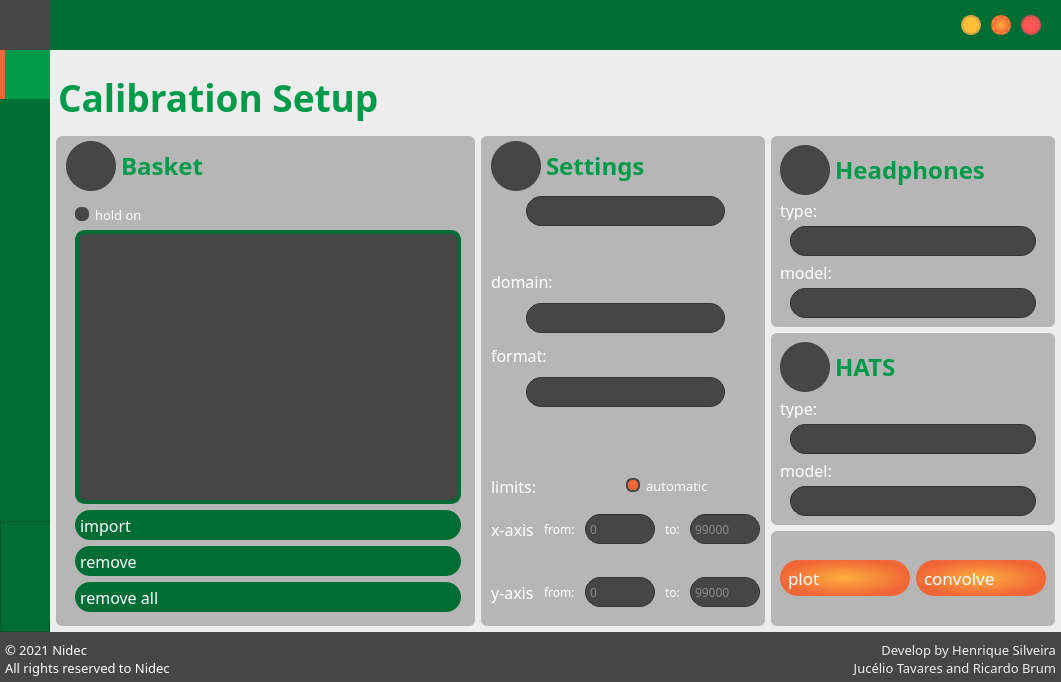
Before: the Qt Designer form Forms/form.ui in henriquealende/PsychoBox, drawn with Qt 5.
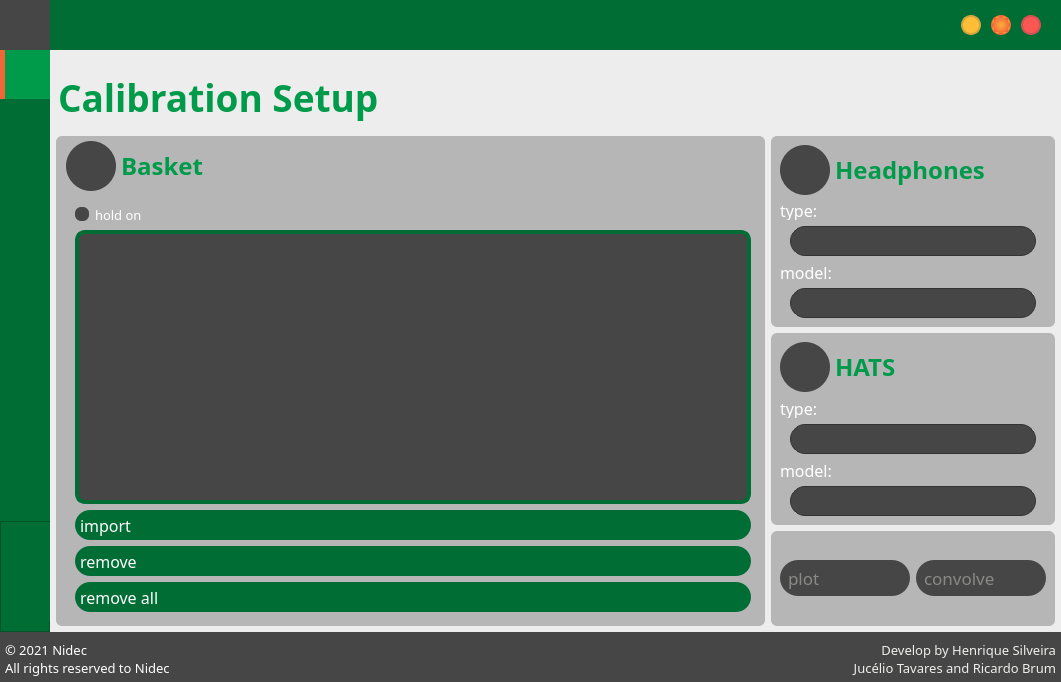
After: the same form once the commit is applied. Icons and pictures are not drawn.

Patch:
```diff
--- a/Forms/form.ui
+++ b/Forms/form.ui
@@ -7830,828 +7830,6 @@
                </layout>
               </widget>
              </item>
-             <item>
-              <widget class="QFrame" name="controlGraphFrame_2">
-               <property name="enabled">
-                <bool>true</bool>
-               </property>
-               <property name="maximumSize">
-                <size>
-                 <width>16777215</width>
-                 <height>16777215</height>
-                </size>
-               </property>
-               <property name="styleSheet">
-                <string notr="true">QFrame{
-	background-color: rgb(182, 182, 182);
-	border-radius: 6px
-}
-QComboBox {
-	border: 1px solid #333333;
-	border-radius: 15px;
-	background:  rgb(70, 70, 70);
-	padding: 3px 23px 3px 3px;
-	min-width: 10em;
-	color: rgb(255, 255, 255);
-	margin-left: 35px;
-	margin-right: 35px;
-}
-
-QComboBox::disabled{
-	color: rgb(136, 138, 133)
-}
-
-QComboBox::down-arrow:disabled {    
-	image: url(:/icons/img/downArrowDis.png);
-}
-
-QComboBox::hover{
-border: 3px solid  #009b4a;
-}
-QComboBox::drop-down {
-	subcontrol-origin: padding;
-	subcontrol-position: top right;
-	width: 20px;
- 
-	border-top-right-radius: 3px;
-	border-bottom-right-radius: 3px;
-}
-QComboBox::down-arrow {    
-	image: url(:/icons/img/downArrow.png);
-	width : 12px;
-}
-QComboBox QAbstractView{
-	background-color: #4f4f4f;
-	color: #999999;
- 
-	selection-background-color: rgb(70, 70, 70);
-	selection-color: #4f4f4f;
-}
-
-
-QSpinBox {
-	border: 1px solid #333333;
-	border-radius: 15px;
-	background:  rgb(70, 70, 70);
-	color: rgb(255, 255, 255);
-	padding: 3px 0px 2px 2px
-
-}
-QSpinBox:hover{
-border: 3px solid  #009b4a;
-}
-
-QSpinBox::up-button{
-	border: none;
-	background-color: none;
-}
-
-QSpinBox::up-arrow {    
-	image: url(:/icons/img/upArrow.png);
-	width : 10px;
-	margin-right:4px;
-}
-
-QSpinBox::down-button{
-	border: none;
-	background-color: none;
-}
-
-QSpinBox::down-arrow {    
-	image: url(:/icons/img/downArrow.png);
-	width : 10px;
-	margin-right:4px;
-}
-
-QSpinBox:disabled{
-	color: rgb(136, 138, 133);
-}
-
-QSpinBox::down-arrow:disabled {    
-	image: url(:/icons/img/downArrowDis.png);
-	width : 10px;
-	margin-right:4px;
-}
-
-QSpinBox::up-arrow:disabled {    
-	image: url(:/icons/img/upArrowDis.png);
-	width : 10px;
-	margin-right:4px;
-}</string>
-               </property>
-               <property name="frameShape">
-                <enum>QFrame::NoFrame</enum>
-               </property>
-               <property name="frameShadow">
-                <enum>QFrame::Raised</enum>
-               </property>
-               <layout class="QVBoxLayout" name="verticalLayout_71">
-                <property name="spacing">
-                 <number>5</number>
-                </property>
-                <property name="leftMargin">
-                 <number>10</number>
-                </property>
-                <property name="topMargin">
-                 <number>5</number>
-                </property>
-                <property name="rightMargin">
-                 <number>5</number>
-                </property>
-                <property name="bottomMargin">
-                 <number>5</number>
-                </property>
-                <item>
-                 <widget class="QFrame" name="frame_81">
-                  <property name="minimumSize">
-                   <size>
-                    <width>0</width>
-                    <height>50</height>
-                   </size>
-                  </property>
-                  <property name="maximumSize">
-                   <size>
-                    <width>16777215</width>
-                    <height>50</height>
-                   </size>
-                  </property>
-                  <property name="frameShape">
-                   <enum>QFrame::StyledPanel</enum>
-                  </property>
-                  <property name="frameShadow">
-                   <enum>QFrame::Raised</enum>
-                  </property>
-                  <layout class="QHBoxLayout" name="horizontalLayout_47">
-                   <property name="spacing">
-                    <number>5</number>
-                   </property>
-                   <property name="leftMargin">
-                    <number>0</number>
-                   </property>
-                   <property name="topMargin">
-                    <number>0</number>
-                   </property>
-                   <property name="rightMargin">
-                    <number>0</number>
-                   </property>
-                   <property name="bottomMargin">
-                    <number>0</number>
-                   </property>
-                   <item>
-                    <widget class="QLabel" name="label_28">
-                     <property name="minimumSize">
-                      <size>
-                       <width>50</width>
-                       <height>50</height>
-                      </size>
-                     </property>
-                     <property name="maximumSize">
-                      <size>
-                       <width>50</width>
-                       <height>50</height>
-                      </size>
-                     </property>
-                     <property name="styleSheet">
-                      <string notr="true">QLabel{
-	background-color: rgb(70,70,70);
-	border-radius: 25px;
-}</string>
-                     </property>
-                     <property name="text">
-                      <string/>
-                     </property>
-                     <property name="pixmap">
-                      <pixmap resource="../Resources/resourceGui.qrc">:/icons/img/settingsEnable.png</pixmap>
-                     </property>
-                     <property name="scaledContents">
-                      <bool>true</bool>
-                     </property>
-                     <property name="margin">
-                      <number>10</number>
-                     </property>
-                    </widget>
-                   </item>
-                   <item>
-                    <widget class="QLabel" name="label_44">
-                     <property name="font">
-                      <font>
-                       <family>PF BeauSans Pro</family>
-                       <pointsize>18</pointsize>
-                       <bold>true</bold>
-                      </font>
-                     </property>
-                     <property name="styleSheet">
-                      <string notr="true">color: #009b4a;</string>
-                     </property>
-                     <property name="text">
-                      <string>Settings</string>
-                     </property>
-                    </widget>
-                   </item>
-                  </layout>
-                 </widget>
-                </item>
-                <item>
-                 <widget class="QComboBox" name="mainBox">
-                  <property name="enabled">
-                   <bool>false</bool>
-                  </property>
-                  <property name="minimumSize">
-                   <size>
-                    <width>258</width>
-                    <height>30</height>
-                   </size>
-                  </property>
-                  <property name="maximumSize">
-                   <size>
-                    <width>16777215</width>
-                    <height>30</height>
-                   </size>
-                  </property>
-                  <property name="font">
-                   <font>
-                    <family>PF BeauSans Pro</family>
-                    <pointsize>11</pointsize>
-                   </font>
-                  </property>
-                 </widget>
-                </item>
-                <item>
-                 <spacer name="verticalSpacer_3">
-                  <property name="orientation">
-                   <enum>Qt::Vertical</enum>
-                  </property>
-                  <property name="sizeType">
-                   <enum>QSizePolicy::Fixed</enum>
-                  </property>
-                  <property name="sizeHint" stdset="0">
-                   <size>
-                    <width>30</width>
-                    <height>40</height>
-                   </size>
-                  </property>
-                 </spacer>
-                </item>
-                <item>
-                 <widget class="QFrame" name="frame_14">
-                  <property name="frameShape">
-                   <enum>QFrame::StyledPanel</enum>
-                  </property>
-                  <property name="frameShadow">
-                   <enum>QFrame::Raised</enum>
-                  </property>
-                  <layout class="QVBoxLayout" name="verticalLayout_18">
-                   <property name="spacing">
-                    <number>12</number>
-                   </property>
-                   <property name="leftMargin">
-                    <number>0</number>
-                   </property>
-                   <property name="topMargin">
-                    <number>0</number>
-                   </property>
-                   <property name="rightMargin">
-                    <number>0</number>
-                   </property>
-                   <property name="bottomMargin">
-                    <number>0</number>
-                   </property>
-                   <item>
-                    <widget class="QLabel" name="usernameLabel_6">
-                     <property name="maximumSize">
-                      <size>
-                       <width>16777215</width>
-                       <height>20</height>
-                      </size>
-                     </property>
-                     <property name="font">
-                      <font>
-                       <family>PF BeauSans Pro</family>
-                       <pointsize>12</pointsize>
-                       <bold>false</bold>
-                      </font>
-                     </property>
-                     <property name="styleSheet">
-                      <string notr="true">color: rgb(255, 255, 255);</string>
-                     </property>
-                     <property name="text">
-                      <string>domain:</string>
-                     </property>
-                     <property name="alignment">
-                      <set>Qt::AlignLeading|Qt::AlignLeft|Qt::AlignVCenter</set>
-                     </property>
-                    </widget>
-                   </item>
-                   <item>
-                    <widget class="QComboBox" name="domainBox">
-                     <property name="enabled">
-                      <bool>false</bool>
-                     </property>
-                     <property name="minimumSize">
-                      <size>
-                       <width>258</width>
-                       <height>30</height>
-                      </size>
-                     </property>
-                     <property name="maximumSize">
-                      <size>
-                       <width>16777215</width>
-                       <height>30</height>
-                      </size>
-                     </property>
-                     <property name="font">
-                      <font>
-                       <family>PF BeauSans Pro</family>
-                       <pointsize>11</pointsize>
-                      </font>
-                     </property>
-                     <property name="styleSheet">
-                      <string notr="true"/>
-                     </property>
-                    </widget>
-                   </item>
-                   <item>
-                    <widget class="QLabel" name="usernameLabel_9">
-                     <property name="maximumSize">
-                      <size>
-                       <width>16777215</width>
-                       <height>20</height>
-                      </size>
-                     </property>
-                     <property name="font">
-                      <font>
-                       <family>PF BeauSans Pro</family>
-                       <pointsize>12</pointsize>
-                       <bold>false</bold>
-                      </font>
-                     </property>
-                     <property name="styleSheet">
-                      <string notr="true">color: rgb(255, 255, 255);</string>
-                     </property>
-                     <property name="text">
-                      <string>format:</string>
-                     </property>
-                     <property name="alignment">
-                      <set>Qt::AlignLeading|Qt::AlignLeft|Qt::AlignVCenter</set>
-                     </property>
-                    </widget>
-                   </item>
-                   <item>
-                    <widget class="QComboBox" name="samplingBox">
-                     <property name="enabled">
-                      <bool>false</bool>
-                     </property>
-                     <property name="minimumSize">
-                      <size>
-                       <width>258</width>
-                       <height>30</height>
-                      </size>
-                     </property>
-                     <property name="maximumSize">
-                      <size>
-                       <width>16777215</width>
-                       <height>30</height>
-                      </size>
-                     </property>
-                     <property name="font">
-                      <font>
-                       <family>PF BeauSans Pro</family>
-                       <pointsize>11</pointsize>
-                      </font>
-                     </property>
-                     <property name="editable">
-                      <bool>false</bool>
-                     </property>
-                    </widget>
-                   </item>
-                  </layout>
-                 </widget>
-                </item>
-                <item>
-                 <spacer name="verticalSpacer">
-                  <property name="orientation">
-                   <enum>Qt::Vertical</enum>
-                  </property>
-                  <property name="sizeHint" stdset="0">
-                   <size>
-                    <width>20</width>
-                    <height>40</height>
-                   </size>
-                  </property>
-                 </spacer>
-                </item>
-                <item>
-                 <widget class="QFrame" name="frame_98">
-                  <property name="frameShape">
-                   <enum>QFrame::NoFrame</enum>
-                  </property>
-                  <property name="frameShadow">
-                   <enum>QFrame::Raised</enum>
-                  </property>
-                  <layout class="QHBoxLayout" name="horizontalLayout_48">
-                   <property name="spacing">
-                    <number>0</number>
-                   </property>
-                   <property name="leftMargin">
-                    <number>0</number>
-                   </property>
-                   <property name="topMargin">
-                    <number>0</number>
-                   </property>
-                   <property name="rightMargin">
-                    <number>0</number>
-                   </property>
-                   <property name="bottomMargin">
-                    <number>0</number>
-                   </property>
-                   <item>
-                    <widget class="QLabel" name="usernameLabel_10">
-                     <property name="maximumSize">
-                      <size>
-                       <width>16777215</width>
-                       <height>20</height>
-                      </size>
-                     </property>
-                     <property name="font">
-                      <font>
-                       <family>PF BeauSans Pro</family>
-                       <pointsize>12</pointsize>
-                       <bold>false</bold>
-                      </font>
-                     </property>
-                     <property name="styleSheet">
-                      <string notr="true">color: rgb(255, 255, 255);</string>
-                     </property>
-                     <property name="text">
-                      <string>limits:</string>
-                     </property>
-                     <property name="alignment">
-                      <set>Qt::AlignLeading|Qt::AlignLeft|Qt::AlignVCenter</set>
-                     </property>
-                    </widget>
-                   </item>
-                   <item>
-                    <widget class="QCheckBox" name="automaticCheckBox">
-                     <property name="enabled">
-                      <bool>true</bool>
-                     </property>
-                     <property name="font">
-                      <font>
-                       <family>PF BeauSans Pro</family>
-                       <pointsize>10</pointsize>
-                       <bold>false</bold>
-                      </font>
-                     </property>
-                     <property name="styleSheet">
-                      <string notr="true">QCheckBox{
-	color: rgb(255,255,255);
-}
-QCheckBox::indicator{
-	background-color: rgb(70,70,70);
-	color: rgb(241,102,55);
-	border-radius:6px;
-}
-
-QCheckBox::indicator:checked{
-	background-color: rgb(241,102,55);
-	border: 2px solid rgb(70,70,70);
-}
-
-QCheckBox:disabled{
- color: rgb(136, 138, 133);
-}
-
-QCheckBox::indicator:checked:disabled{
-	background-color: rgb(136, 138, 133);
-}</string>
-                     </property>
-                     <property name="text">
-                      <string>automatic</string>
-                     </property>
-                     <property name="checkable">
-                      <bool>true</bool>
-                     </property>
-                     <property name="checked">
-                      <bool>true</bool>
-                     </property>
-                    </widget>
-                   </item>
-                  </layout>
-                 </widget>
-                </item>
-                <item>
-                 <widget class="QFrame" name="frame_22">
-                  <property name="minimumSize">
-                   <size>
-                    <width>0</width>
-                    <height>120</height>
-                   </size>
-                  </property>
-                  <property name="maximumSize">
-                   <size>
-                    <width>16777215</width>
-                    <height>120</height>
-                   </size>
-                  </property>
-                  <property name="frameShape">
-                   <enum>QFrame::StyledPanel</enum>
-                  </property>
-                  <property name="frameShadow">
-                   <enum>QFrame::Raised</enum>
-                  </property>
-                  <layout class="QVBoxLayout" name="verticalLayout_27">
-                   <property name="leftMargin">
-                    <number>0</number>
-                   </property>
-                   <property name="topMargin">
-                    <number>0</number>
-                   </property>
-                   <property name="rightMargin">
-                    <number>0</number>
-                   </property>
-                   <property name="bottomMargin">
-                    <number>0</number>
-                   </property>
-                   <item>
-                    <widget class="QFrame" name="frame_xaxis">
-                     <property name="frameShape">
-                      <enum>QFrame::NoFrame</enum>
-                     </property>
-                     <property name="frameShadow">
-                      <enum>QFrame::Raised</enum>
-                     </property>
-                     <layout class="QHBoxLayout" name="horizontalLayout_49">
-                      <property name="spacing">
-                       <number>10</number>
-                      </property>
-                      <property name="leftMargin">
-                       <number>0</number>
-                      </property>
-                      <property name="topMargin">
-                       <number>0</number>
-                      </property>
-                      <property name="rightMargin">
-                       <number>0</number>
-                      </property>
-                      <property name="bottomMargin">
-                       <number>0</number>
-                      </property>
-                      <item>
-                       <widget class="QLabel" name="label_77">
-                        <property name="font">
-                         <font>
-                          <family>PF BeauSans Pro</family>
-                          <pointsize>12</pointsize>
-                         </font>
-                        </property>
-                        <property name="styleSheet">
-                         <string notr="true">color: rgb(255,255,255);</string>
-                        </property>
-                        <property name="text">
-                         <string>x-axis</string>
-                        </property>
-                       </widget>
-                      </item>
-                      <item>
-                       <widget class="QLabel" name="label_78">
-                        <property name="font">
-                         <font>
-                          <family>PF BeauSans Pro</family>
-                         </font>
-                        </property>
-                        <property name="styleSheet">
-                         <string notr="true">color: rgb(255,255,255);</string>
-                        </property>
-                        <property name="text">
-                         <string>from:</string>
-                        </property>
-                       </widget>
-                      </item>
-                      <item>
-                       <widget class="QSpinBox" name="spinBox_3">
-                        <property name="enabled">
-                         <bool>false</bool>
-                        </property>
-                        <property name="minimumSize">
-                         <size>
-                          <width>70</width>
-                          <height>30</height>
-                         </size>
-                        </property>
-                        <property name="maximumSize">
-                         <size>
-                          <width>60</width>
-                          <height>30</height>
-                         </size>
-                        </property>
-                        <property name="font">
-                         <font>
-                          <family>PF BeauSans Pro Light</family>
-                          <pointsize>9</pointsize>
-                         </font>
-                        </property>
-                        <property name="maximum">
-                         <number>99000</number>
-                        </property>
-                        <property name="value">
-                         <number>0</number>
-                        </property>
-                       </widget>
-                      </item>
-                      <item>
-                       <widget class="QLabel" name="label_79">
-                        <property name="font">
-                         <font>
-                          <family>PF BeauSans Pro</family>
-                         </font>
-                        </property>
-                        <property name="styleSheet">
-                         <string notr="true">color: rgb(255,255,255);</string>
-                        </property>
-                        <property name="text">
-                         <string>to:</string>
-                        </property>
-                       </widget>
-                      </item>
-                      <item>
-                       <widget class="QSpinBox" name="spinBox_4">
-                        <property name="enabled">
-                         <bool>false</bool>
-                        </property>
-                        <property name="minimumSize">
-                         <size>
-                          <width>70</width>
-                          <height>30</height>
-                         </size>
-                        </property>
-                        <property name="maximumSize">
-                         <size>
-                          <width>60</width>
-                          <height>30</height>
-                         </size>
-                        </property>
-                        <property name="font">
-                         <font>
-                          <family>PF BeauSans Pro Light</family>
-                          <pointsize>9</pointsize>
-                         </font>
-                        </property>
-                        <property name="maximum">
-                         <number>99000</number>
-                        </property>
-                        <property name="value">
-                         <number>99000</number>
-                        </property>
-                       </widget>
-                      </item>
-                     </layout>
-                    </widget>
-                   </item>
-                   <item>
-                    <widget class="QFrame" name="frame_yaxis">
-                     <property name="frameShape">
-                      <enum>QFrame::NoFrame</enum>
-                     </property>
-                     <property name="frameShadow">
-                      <enum>QFrame::Raised</enum>
-                     </property>
-                     <layout class="QHBoxLayout" name="horizontalLayout_50">
-                      <property name="spacing">
-                       <number>10</number>
-                      </property>
-                      <property name="leftMargin">
-                       <number>0</number>
-                      </property>
-                      <property name="topMargin">
-                       <number>0</number>
-                      </property>
-                      <property name="rightMargin">
-                       <number>0</number>
-                      </property>
-                      <property name="bottomMargin">
-                       <number>0</number>
-                      </property>
-                      <item>
-                       <widget class="QLabel" name="label_67">
-                        <property name="font">
-                         <font>
-                          <family>PF BeauSans Pro</family>
-                          <pointsize>12</pointsize>
-                          <bold>false</bold>
-                         </font>
-                        </property>
-                        <property name="styleSheet">
-                         <string notr="true">color: rgb(255, 255, 255);</string>
-                        </property>
-                        <property name="text">
-                         <string>y-axis</string>
-                        </property>
-                       </widget>
-                      </item>
-                      <item>
-                       <widget class="QLabel" name="label_80">
-                        <property name="font">
-                         <font>
-                          <family>PF BeauSans Pro</family>
-                         </font>
-                        </property>
-                        <property name="styleSheet">
-                         <string notr="true">color: rgb(255, 255, 255);</string>
-                        </property>
-                        <property name="text">
-                         <string>from:</string>
-                        </property>
-                       </widget>
-                      </item>
-                      <item>
-                       <widget class="QSpinBox" name="spinBox">
-                        <property name="enabled">
-                         <bool>false</bool>
-                        </property>
-                        <property name="minimumSize">
-                         <size>
-                          <width>70</width>
-                          <height>30</height>
-                         </size>
-                        </property>
-                        <property name="maximumSize">
-                         <size>
-                          <width>60</width>
-                          <height>30</height>
-                         </size>
-                        </property>
-                        <property name="font">
-                         <font>
-                          <family>PF BeauSans Pro Light</family>
-                          <pointsize>9</pointsize>
-                         </font>
-                        </property>
-                        <property name="maximum">
-                         <number>99000</number>
-                        </property>
-                        <property name="value">
-                         <number>0</number>
-                        </property>
-                       </widget>
-                      </item>
-                      <item>
-                       <widget class="QLabel" name="label_81">
-                        <property name="font">
-                         <font>
-                          <family>PF BeauSans Pro</family>
-                         </font>
-                        </property>
-                        <property name="styleSheet">
-                         <string notr="true">color: rgb(255, 255, 255);</string>
-                        </property>
-                        <property name="text">
-                         <string>to:</string>
-                        </property>
-                       </widget>
-                      </item>
-                      <item>
-                       <widget class="QSpinBox" name="spinBox_2">
-                        <property name="enabled">
-                         <bool>false</bool>
-                        </property>
-                        <property name="minimumSize">
-                         <size>
-                          <width>70</width>
-                          <height>30</height>
-                         </size>
-                        </property>
-                        <property name="maximumSize">
-                         <size>
-                          <width>60</width>
-                          <height>30</height>
-                         </size>
-                        </property>
-                        <property name="font">
-                         <font>
-                          <family>PF BeauSans Pro Light</family>
-                          <pointsize>9</pointsize>
-                         </font>
-                        </property>
-                        <property name="alignment">
-                         <set>Qt::AlignLeading|Qt::AlignLeft|Qt::AlignVCenter</set>
-                        </property>
-                        <property name="maximum">
-                         <number>99000</number>
-                        </property>
-                        <property name="value">
-                         <number>99000</number>
-                        </property>
-                       </widget>
-                      </item>
-                     </layout>
-                    </widget>
-                   </item>
-                  </layout>
-                 </widget>
-                </item>
-               </layout>
-              </widget>
-             </item>
              <item>
               <widget class="QFrame" name="RightCalibrationSetup">
                <property name="minimumSize">
@@ -9316,7 +8494,7 @@
                    <item>
                     <widget class="QPushButton" name="plot">
                      <property name="enabled">
-                      <bool>true</bool>
+                      <bool>false</bool>
                      </property>
                      <property name="minimumSize">
                       <size>
@@ -9355,7 +8533,7 @@
                    <item>
                     <widget class="QPushButton" name="join">
                      <property name="enabled">
-                      <bool>true</bool>
+                      <bool>false</bool>
                      </property>
                      <property name="minimumSize">
                       <size>
```
Left out of the diff: 6 changed lines with no effect on the pictures.
